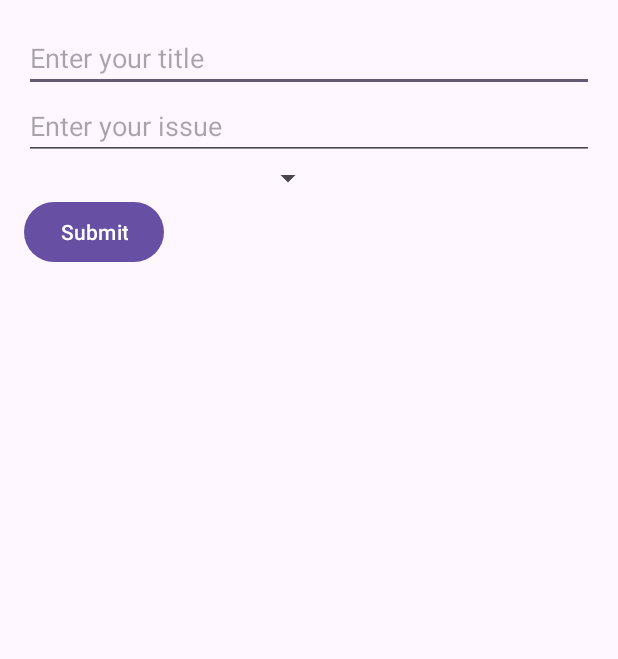
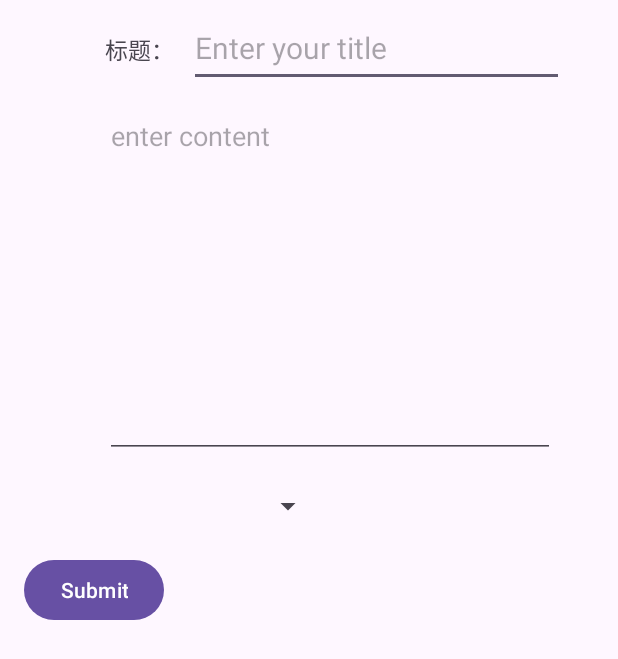
Before and after one commit to mzEntity/mood_diary, an Android app: the layout issue_daily_dialog.xml on its own in the app's theme, with its tools: preview values and no code run, on a phone screen of 412 x 824 dp. Shown: the top 659 px of the screen. Run offline under Robolectric (Android 15) with nearby library versions, the phone set to English and light mode, and no system bars.

Commit message:
feat(front):logout

```diff
--- a/front/app/src/main/java/com/example/myapplication/fragment/home/HomeFragment.java
+++ b/front/app/src/main/java/com/example/myapplication/fragment/home/HomeFragment.java
@@ -7,6 +7,7 @@ import androidx.fragment.app.Fragment;
 import android.view.LayoutInflater;
 import android.view.View;
 import android.view.ViewGroup;
+import android.widget.Button;
 import android.widget.ListView;
 import android.widget.TextView;
 
@@ -14,6 +15,7 @@ import com.example.myapplication.R;
 import com.example.myapplication.common.HTTPCallBack;
 import com.example.myapplication.common.HTTPHelper;
 import com.example.myapplication.common.Utils;
+import com.example.myapplication.fragment.Friend.request.AddFriendDialogFragment;
 import com.example.myapplication.fragment.space.SpaceBaseAdapter;
 import com.example.myapplication.fragment.space.SpaceItem;
 import com.example.myapplication.main.SessionManager;
@@ -53,6 +55,15 @@ public class HomeFragment extends Fragment {
         TextView textView = view.findViewById(R.id.welcome_home_text);
         textView.setText("Welcome " + user.getUsername());
         getMonthlyMoodScore(user.getId(), year, month, view);
+
+        Button logoutBtn = view.findViewById(R.id.logout_home_button);
+        logoutBtn.setOnClickListener(new View.OnClickListener() {
+            @Override
+            public void onClick(View v) {
+                sessionManager.logoutUser();
+                sessionManager.redirectToLogin(getParentFragmentManager());
+            }
+        });
         return view;
     }
 
--- a/front/app/src/main/res/layout/home_fragment_layout.xml
+++ b/front/app/src/main/res/layout/home_fragment_layout.xml
@@ -12,6 +12,11 @@
         android:layout_height="wrap_content"
         android:text="Home Fragment"
         android:textSize="24sp" />
+    <Button
+        android:id="@+id/logout_home_button"
+        android:layout_width="wrap_content"
+        android:layout_height="wrap_content"
+        android:text="退出"></Button>
     <LinearLayout
         android:layout_width="match_parent"
         android:layout_height="match_parent"
--- a/front/app/src/main/res/layout/issue_daily_dialog.xml
+++ b/front/app/src/main/res/layout/issue_daily_dialog.xml
@@ -1,27 +1,54 @@
 <?xml version="1.0" encoding="utf-8"?>
-<LinearLayout xmlns:android="http://schemas.android.com/apk/res/android"
+<RelativeLayout xmlns:android="http://schemas.android.com/apk/res/android"
     android:layout_width="match_parent"
     android:layout_height="wrap_content"
-    android:orientation="vertical"
     android:padding="16dp">
+    <TextView
+        android:id="@+id/issue_title_label"
+        android:layout_width="wrap_content"
+        android:layout_height="30dp"
+        android:layout_alignParentTop="true"
+        android:layout_marginTop="2dp"
+        android:layout_marginRight="10dp"
+        android:layout_toLeftOf="@id/issue_title_edit"
+        android:textSize="15dp"
+        android:gravity="center"
+        android:text="标题："></TextView>
+
     <EditText
         android:id="@+id/issue_title_edit"
-        android:layout_width="match_parent"
-        android:layout_height="wrap_content"
-        android:hint="Enter your title" />
+        android:layout_width="250dp"
+        android:layout_height="50dp"
+        android:layout_alignTop="@id/issue_title_label"
+        android:layout_alignParentRight="true"
+        android:layout_marginTop="-10dp"
+        android:layout_marginRight="20dp"
+        android:hint="Enter your title"
+        android:gravity="top|start"
+        android:textSize="20dp" />
     <EditText
         android:id="@+id/issue_content_edit"
-        android:layout_width="match_parent"
+        android:layout_width="300dp"
         android:layout_height="wrap_content"
-        android:hint="Enter your issue" />
+        android:inputType="textMultiLine"
+        android:layout_below="@id/issue_title_label"
+        android:layout_alignLeft="@id/issue_title_label"
+        android:layout_marginTop="20dp"
+        android:gravity="left"
+        android:lines="10"
+        android:hint="enter content"/>
     <Spinner android:id="@+id/issue_mood_spinner"
         android:layout_width="200dip"
-        android:layout_height="wrap_content">
+        android:layout_height="wrap_content"
+        android:layout_below="@id/issue_content_edit"
+        android:layout_marginTop="20dp">
     </Spinner>
     <Button
         android:id="@+id/issue_submit_button"
         android:layout_width="wrap_content"
         android:layout_height="wrap_content"
+        android:layout_below="@id/issue_mood_spinner"
+        android:layout_marginTop="20dp"
         android:text="Submit" />
 
-</LinearLayout>
+</RelativeLayout>
--- a/front/app/src/main/res/layout/space_fragment_layout.xml
+++ b/front/app/src/main/res/layout/space_fragment_layout.xml
@@ -9,13 +9,6 @@
         android:layout_width="match_parent"
         android:layout_height="wrap_content"
         android:padding="16dp">
-        <TextView
-            android:layout_width="wrap_content"
-            android:layout_height="wrap_content"
-            android:textSize="20dp"
-            android:text="space"
-            android:layout_alignParentLeft="true"
-            android:layout_centerVertical="true"></TextView>
         <ImageButton android:id="@+id/space_add_button"
             android:layout_width="50dp"
             android:layout_height="50dp"
```
